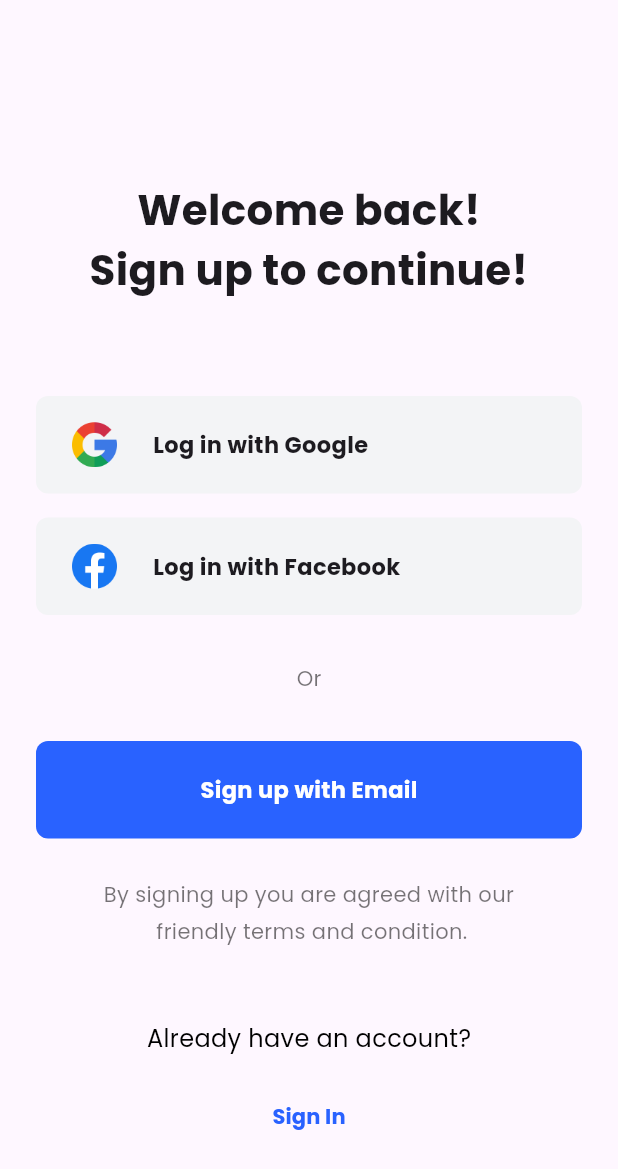
After one commit to muzzammil763/e_learning_app, a Flutter app: the screen it shows after launch, after a tap on "Sign Up", on a phone screen of 412 x 824 dp. The commit adds this screen. Shown: the top 1169 px of the screen. Run offline on Flutter 3.47's test engine with Material 3 defaults, Android fonts, the phone set to English and light mode, and no system bars; our stand-ins replace google_fonts.

Commit message:
added sign up screen + some changes

```diff
--- a/lib/Screens/screen_selecter.dart
+++ b/lib/Screens/screen_selecter.dart
@@ -1,5 +1,6 @@
 import 'package:e_learning_ui/Screens/onboarding.dart';
 import 'package:e_learning_ui/Screens/sign_in.dart';
+import 'package:e_learning_ui/Screens/sign_up.dart';
 import 'package:flutter/material.dart';
 import 'package:flutter/services.dart';
 
@@ -121,6 +122,11 @@ class ScreenSelecter extends StatelessWidget {
                       width: 8,
                     ),
                     Expanded(
+                      child: InkWell(
+                        onTap: () {
+                          Navigator.of(context).push(MaterialPageRoute(
+                              builder: (context) => const SignupScreen()));
+                        },
                         child: Container(
                           height: 50,
                           width: double.infinity,
@@ -135,6 +141,7 @@ class ScreenSelecter extends StatelessWidget {
                                 fontSize: 12,
                                 fontWeight: FontWeight.bold,
                                 color: Colors.black,
+                              ),
                             ),
                           ),
                         ),
--- a/lib/Screens/sign_in.dart
+++ b/lib/Screens/sign_in.dart
@@ -63,7 +63,7 @@ class _SigninScreenState extends State<SigninScreen> {
                         'Log in with Google',
                         style: TextStyle(
                           fontWeight: FontWeight.bold,
-                          fontSize: 16,
+                          fontSize: 15,
                         ),
                       ),
                     ],
@@ -99,7 +99,7 @@ class _SigninScreenState extends State<SigninScreen> {
                         'Log in with Facebook',
                         style: TextStyle(
                           fontWeight: FontWeight.bold,
-                          fontSize: 16,
+                          fontSize: 15,
                         ),
                       ),
                     ],
@@ -193,7 +193,7 @@ class _SigninScreenState extends State<SigninScreen> {
                       style: TextStyle(
                         color: Colors.white,
                         fontWeight: FontWeight.bold,
-                        fontSize: 16,
+                        fontSize: 15,
                       ),
                     ),
                   ),
@@ -214,7 +214,7 @@ class _SigninScreenState extends State<SigninScreen> {
                       style: TextStyle(
                         color: Colors.blueAccent[700],
                         fontWeight: FontWeight.bold,
-                        fontSize: 16,
+                        fontSize: 15,
                       ),
                     ),
                   ),
--- /dev/null
+++ b/lib/Screens/sign_up.dart
@@ -0,0 +1,170 @@
+import 'package:flutter/material.dart';
+
+class SignupScreen extends StatelessWidget {
+  const SignupScreen({super.key});
+
+  @override
+  Widget build(BuildContext context) {
+    return Scaffold(
+      body: Padding(
+        padding: const EdgeInsets.only(
+          left: 24,
+          right: 24,
+          top: 40,
+        ),
+        child: Column(
+          crossAxisAlignment: CrossAxisAlignment.center,
+          children: [
+            const SizedBox(
+              height: 80,
+            ),
+            const Text(
+              "Welcome back!\nSign up to continue!",
+              style: TextStyle(
+                fontSize: 28,
+                fontWeight: FontWeight.bold,
+              ),
+              textAlign: TextAlign.center,
+            ),
+            const SizedBox(
+              height: 64,
+            ),
+            Container(
+              height: 65,
+              width: double.infinity,
+              decoration: BoxDecoration(
+                borderRadius: BorderRadius.circular(8),
+                color: const Color(0XFFF3F4F6),
+              ),
+              child: Row(
+                children: [
+                  const SizedBox(
+                    width: 24,
+                  ),
+                  ClipRRect(
+                    borderRadius: BorderRadius.circular(8),
+                    child: Image.asset(
+                      'assets/images/google.png',
+                      height: 30,
+                      width: 30,
+                    ),
+                  ),
+                  const SizedBox(
+                    width: 24,
+                  ),
+                  const Text(
+                    'Log in with Google',
+                    style: TextStyle(
+                      fontWeight: FontWeight.bold,
+                      fontSize: 15,
+                    ),
+                  ),
+                ],
+              ),
+            ),
+            const SizedBox(
+              height: 16,
+            ),
+            Container(
+              height: 65,
+              width: double.infinity,
+              decoration: BoxDecoration(
+                borderRadius: BorderRadius.circular(8),
+                color: const Color(0XFFF3F4F6),
+              ),
+              child: Row(
+                children: [
+                  const SizedBox(
+                    width: 24,
+                  ),
+                  ClipRRect(
+                    borderRadius: BorderRadius.circular(8),
+                    child: Image.asset(
+                      'assets/images/facebook.png',
+                      height: 30,
+                      width: 30,
+                    ),
+                  ),
+                  const SizedBox(
+                    width: 24,
+                  ),
+                  const Text(
+                    'Log in with Facebook',
+                    style: TextStyle(
+                      fontWeight: FontWeight.bold,
+                      fontSize: 15,
+                    ),
+                  ),
+                ],
+              ),
+            ),
+            const SizedBox(
+              height: 32,
+            ),
+            const Text(
+              'Or',
+              style: TextStyle(
+                color: Colors.black54,
+              ),
+            ),
+            const SizedBox(
+              height: 32,
+            ),
+            Container(
+              height: 65,
+              width: double.infinity,
+              decoration: BoxDecoration(
+                borderRadius: BorderRadius.circular(8),
+                color: Colors.blueAccent[700],
+              ),
+              child: const Center(
+                child: Text(
+                  'Sign up with Email',
+                  style: TextStyle(
+                    color: Colors.white,
+                    fontWeight: FontWeight.bold,
+                    fontSize: 15,
+                  ),
+                ),
+              ),
+            ),
+            const SizedBox(
+              height: 24,
+            ),
+            const Text(
+              "By signing up you are agreed with our\n friendly terms and condition.",
+              style: TextStyle(
+                color: Colors.black54,
+                height: 1.8,
+              ),
+              textAlign: TextAlign.center,
+            ),
+            const SizedBox(
+              height: 48,
+            ),
+            const Text(
+              'Already have an account?',
+              style: TextStyle(
+                color: Colors.black,
+                fontSize: 16,
+              ),
+            ),
+            const SizedBox(
+              height: 16,
+            ),
+            TextButton(
+              onPressed: () {},
+              child: Text(
+                'Sign In',
+                style: TextStyle(
+                  color: Colors.blueAccent[700],
+                  fontWeight: FontWeight.bold,
+                ),
+              ),
+            ),
+          ],
+        ),
+      ),
+    );
+  }
+}
--- a/lib/main.dart
+++ b/lib/main.dart
@@ -1,6 +1,5 @@
 import 'package:e_learning_ui/Screens/screen_selecter.dart';
 import 'package:flutter/material.dart';
-import 'package:flutter/services.dart';
 import 'package:google_fonts/google_fonts.dart';
 
 void main() {
```
Lines whose indentation alone changed are shown as unchanged.
